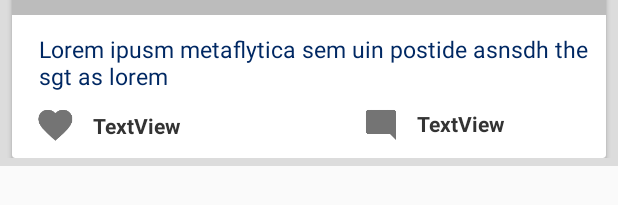
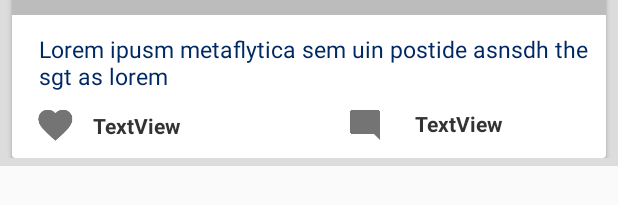
Before and after one commit to Abhishek-Verma7887/Health-BRO, an Android app: the layout blog_list_item.xml on its own in the app's theme, with its tools: preview values and no code run, on a phone screen of 412 x 824 dp. Shown: the part 510-715 px from the top of the screen. Run offline under Robolectric (Android 15) with nearby library versions, the phone set to English and light mode, and no system bars; Roboto replaces fonts that are not available here.

Commit message:
Changes in layout

```diff
--- a/app/src/main/res/layout/blog_list_item.xml
+++ b/app/src/main/res/layout/blog_list_item.xml
@@ -42,10 +42,12 @@
                 android:layout_height="28dp"
                 android:layout_marginBottom="8dp"
                 android:layout_marginStart="232dp"
+                android:layout_marginEnd="30dp"
                 android:layout_marginTop="8dp"
                 app:layout_constraintBottom_toBottomOf="parent"
                 app:layout_constraintStart_toStartOf="parent"
                 app:layout_constraintTop_toBottomOf="@+id/blogDescription"
+                app:layout_constraintEnd_toStartOf="@id/blog_comment_count"
                 app:layout_constraintVertical_bias="1.0"
                 app:srcCompat="@drawable/action_comment_icon_web" />
 
@@ -159,12 +161,14 @@
                 android:layout_marginBottom="12dp"
                 android:layout_marginStart="228dp"
                 android:layout_marginTop="8dp"
+                android:layout_marginEnd="8dp"
                 android:text="TextView"
                 android:textColor="#333333"
                 android:textStyle="bold"
                 app:layout_constraintBottom_toBottomOf="parent"
                 app:layout_constraintStart_toEndOf="@+id/blog_like"
                 app:layout_constraintTop_toBottomOf="@+id/blogDescription"
+                app:layout_constraintEnd_toEndOf="parent"
                 app:layout_constraintVertical_bias="0.692" />
 
         </androidx.constraintlayout.widget.ConstraintLayout>
```
